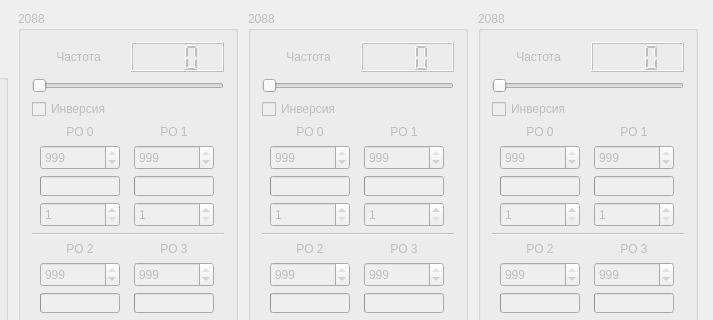
Qt form Megatron-server/server.ui (sseitov/Megatron) before a commit; both pictures show x 147 to 860 and y 0 to 320 of the 860 by 600 pixel window.
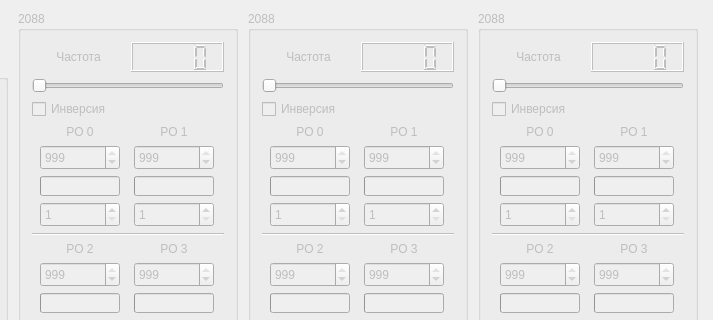
The same form after that commit.

```diff
--- a/Megatron-server/server.ui
+++ b/Megatron-server/server.ui
@@ -473,8 +473,11 @@
             <height>30</height>
            </size>
           </property>
+          <property name="smallDecimalPoint">
+           <bool>true</bool>
+          </property>
           <property name="digitCount">
-           <number>3</number>
+           <number>4</number>
           </property>
          </widget>
         </item>
@@ -1313,8 +1316,11 @@
             <height>30</height>
            </size>
           </property>
+          <property name="smallDecimalPoint">
+           <bool>true</bool>
+          </property>
           <property name="digitCount">
-           <number>3</number>
+           <number>4</number>
           </property>
          </widget>
         </item>
@@ -2153,8 +2159,11 @@
             <height>30</height>
            </size>
           </property>
+          <property name="smallDecimalPoint">
+           <bool>true</bool>
+          </property>
           <property name="digitCount">
-           <number>3</number>
+           <number>4</number>
           </property>
          </widget>
         </item>
```
Left out of the diff: 18 changed lines with no effect on the pictures.
